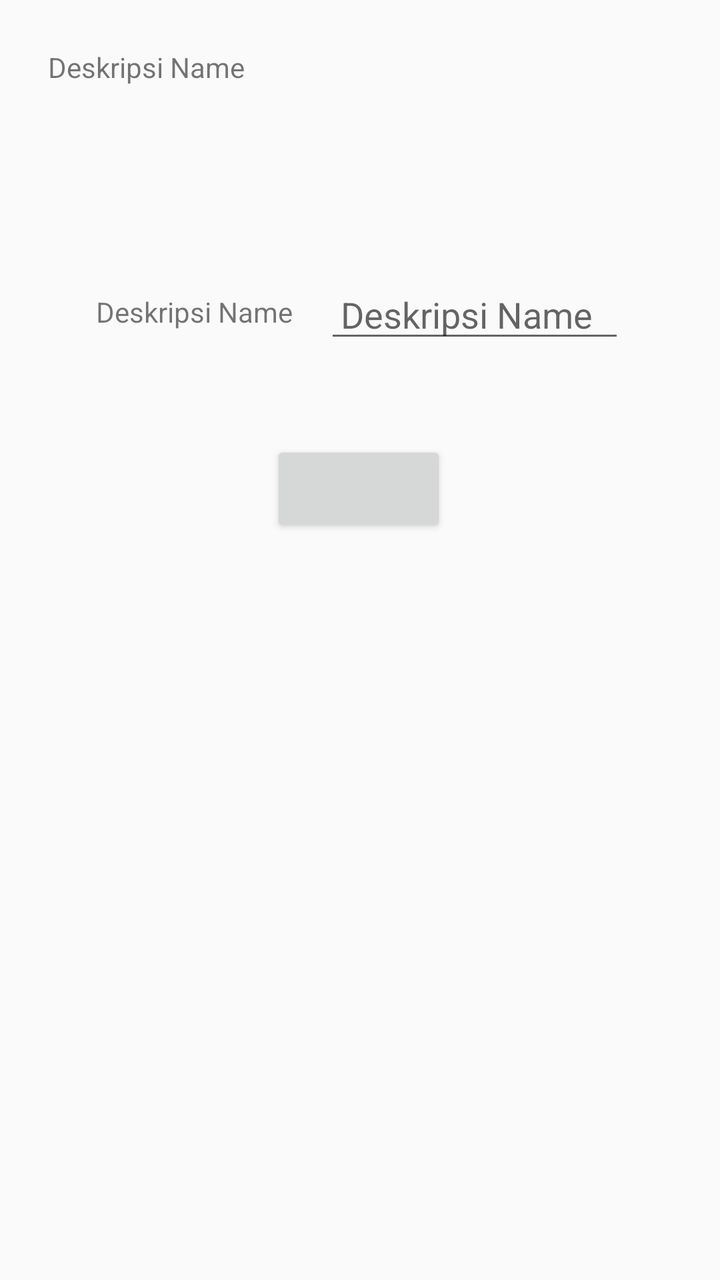
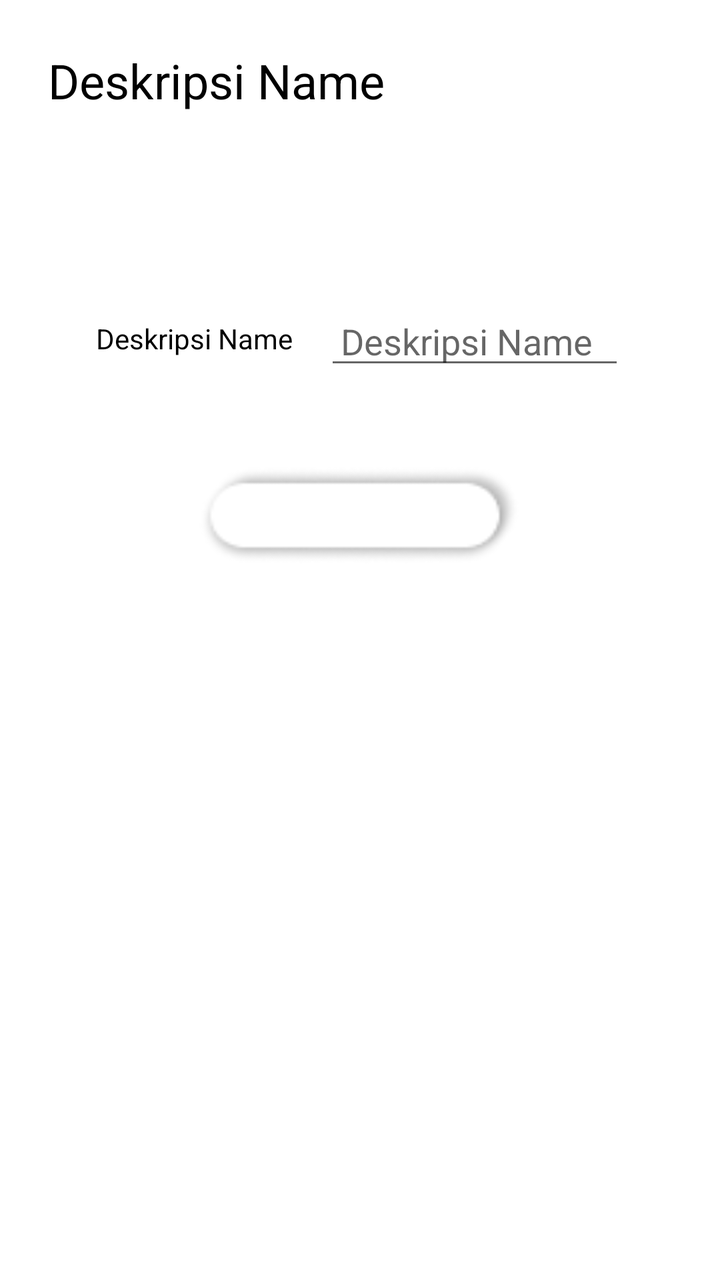

Before-and-after screenshots of an Android layout around one commit, followed by the original layout XML and the change that was made.
<!-- AndroidManifest.xml: application theme AppTheme -->
<!-- res/layout/activity_tambah_edit_deskripsi.xml -->
<?xml version="1.0" encoding="utf-8"?>
<ScrollView xmlns:android="http://schemas.android.com/apk/res/android"
    xmlns:app="http://schemas.android.com/apk/res-auto"
    xmlns:tools="http://schemas.android.com/tools"
    android:layout_width="match_parent"
    android:layout_height="match_parent"
    tools:context=".activities.deskripsi.TambahEditDeskripsi">
    <androidx.constraintlayout.widget.ConstraintLayout
        android:layout_width="match_parent"
        android:layout_height="wrap_content">

        <TextView
            android:id="@+id/modeDeskripsi"
            android:layout_width="wrap_content"
            android:layout_height="wrap_content"
            android:layout_marginStart="24dp"
            android:layout_marginLeft="24dp"
            android:layout_marginTop="24dp"
            android:text="Deskripsi Name"
            app:layout_constraintStart_toStartOf="parent"
            app:layout_constraintTop_toTopOf="parent" />

        <GridLayout
            android:id="@+id/gridLayout"
            android:layout_width="wrap_content"
            android:layout_height="wrap_content"
            android:layout_gravity="center"
            android:layout_marginTop="92dp"
            android:columnCount="2"
            android:rowCount="2"
            app:layout_constraintEnd_toEndOf="parent"
            app:layout_constraintStart_toStartOf="parent"
            app:layout_constraintTop_toBottomOf="@+id/modeDeskripsi">

            <TextView
                android:id="@+id/textViewDeskripsi"
                android:layout_width="wrap_content"
                android:layout_height="wrap_content"
                android:layout_row="0"
                android:layout_column="0"
                android:layout_gravity="center"
                android:paddingLeft="8dp"
                android:paddingRight="8dp"
                android:text="Deskripsi Name" />

            <EditText
                android:id="@+id/editTextTambahEditDeskripsi"
                android:layout_width="150dp"
                android:layout_height="wrap_content"
                android:layout_row="0"
                android:layout_column="1"
                android:layout_gravity="center"
                android:layout_marginLeft="8dp"
                android:layout_marginRight="8dp"
                android:ems="10"
                android:hint="Deskripsi Name"
                android:imeOptions="flagNoExtractUi"
                android:inputType="textPersonName"
                android:paddingLeft="8dp"
                android:paddingRight="8dp" />

        </GridLayout>

        <Button
            android:id="@+id/buttonTambahEditDeskripsi"
            android:layout_width="wrap_content"
            android:layout_height="wrap_content"
            android:layout_marginTop="44dp"
            android:layout_marginBottom="8dp"
            app:layout_constraintBottom_toBottomOf="parent"
            app:layout_constraintEnd_toEndOf="@+id/gridLayout"
            app:layout_constraintHorizontal_bias="0.495"
            app:layout_constraintStart_toStartOf="@+id/gridLayout"
            app:layout_constraintTop_toBottomOf="@+id/gridLayout" />
    </androidx.constraintlayout.widget.ConstraintLayout>
</ScrollView>
<!-- resources referenced by this layout -->
<resources>
  <style name="AppTheme" parent="Theme.AppCompat.Light.NoActionBar">
          
          <item name="colorPrimary">#F7AA35</item>
          <item name="colorPrimaryDark">#F7AA35</item>
          <item name="colorAccent">#F7AA35</item>
  
          
          <item name="android:popupMenuStyle">@style/PopupMenu</item>
          
  
      </style>
  <style name="PopupMenu" parent="@android:style/Widget.Holo.ListPopupWindow">
          <item name="android:popupBackground">@drawable/border</item>
          <item name="android:itemPadding">1dp</item>
      </style>
  <!-- drawable border (drawable-v24) -->
  <?xml version="1.0" encoding="utf-8"?>
  <layer-list xmlns:android="http://schemas.android.com/apk/res/android">
      
      
      <item>
          <shape>
              <padding
  
                      android:bottom="2dp"/>
  
              <solid android:color="#C3BABA" />
  
              <corners android:radius="12dp" />
          </shape>
      </item>
  
      
     
  </layer-list>
</resources>

<!-- the commit's change to res/layout/activity_tambah_edit_deskripsi.xml (unified diff, before → after) -->
@@ -1,22 +1,61 @@
 <?xml version="1.0" encoding="utf-8"?>
+
 <ScrollView xmlns:android="http://schemas.android.com/apk/res/android"
     xmlns:app="http://schemas.android.com/apk/res-auto"
     xmlns:tools="http://schemas.android.com/tools"
     android:layout_width="match_parent"
     android:layout_height="match_parent"
+    android:background="#FFFFFF"
     tools:context=".activities.deskripsi.TambahEditDeskripsi">
+
     <androidx.constraintlayout.widget.ConstraintLayout
         android:layout_width="match_parent"
         android:layout_height="wrap_content">
+
+        <androidx.constraintlayout.widget.ConstraintLayout
+            android:id="@+id/progressBarAddDeskripsi"
+            android:layout_width="0dp"
+            android:layout_height="0dp"
+            android:background="#A84A4A4A"
+            android:elevation="5dp"
+            android:visibility="gone"
+            app:layout_constraintBottom_toBottomOf="parent"
+            app:layout_constraintEnd_toEndOf="parent"
+            app:layout_constraintStart_toStartOf="parent"
+            app:layout_constraintTop_toTopOf="parent">
+
+            <ProgressBar
+                android:id="@+id/progressBar4"
+                style="?android:attr/progressBarStyle"
+                android:layout_width="100dp"
+                android:layout_height="100dp"
+                app:layout_constraintBottom_toBottomOf="parent"
+                app:layout_constraintEnd_toEndOf="parent"
+                app:layout_constraintStart_toStartOf="parent"
+                app:layout_constraintTop_toTopOf="parent" />
+
+            <TextView
+                android:id="@+id/textView54"
+                android:layout_width="wrap_content"
+                android:layout_height="wrap_content"
+                android:layout_marginTop="24dp"
+                android:text="Now Loading..."
+                android:textColor="#E1E1E1"
+                android:textSize="24sp"
+                app:layout_constraintEnd_toEndOf="@+id/progressBar4"
+                app:layout_constraintStart_toStartOf="@+id/progressBar4"
+                app:layout_constraintTop_toBottomOf="@+id/progressBar4" />
+        </androidx.constraintlayout.widget.ConstraintLayout>
 
         <TextView
             android:id="@+id/modeDeskripsi"
             android:layout_width="wrap_content"
             android:layout_height="wrap_content"
             android:layout_marginStart="24dp"
-            android:layout_marginLeft="24dp"
             android:layout_marginTop="24dp"
             android:text="Deskripsi Name"
+            android:textColor="#000000"
+            android:textSize="24sp"
             app:layout_constraintStart_toStartOf="parent"
             app:layout_constraintTop_toTopOf="parent" />
 
@@ -41,7 +80,8 @@
                 android:layout_gravity="center"
                 android:paddingLeft="8dp"
                 android:paddingRight="8dp"
-                android:text="Deskripsi Name" />
+                android:text="Deskripsi Name"
+                android:textColor="#000000" />
 
             <EditText
                 android:id="@+id/editTextTambahEditDeskripsi"
@@ -57,16 +97,19 @@
                 android:imeOptions="flagNoExtractUi"
                 android:inputType="textPersonName"
                 android:paddingLeft="8dp"
-                android:paddingRight="8dp" />
+                android:paddingRight="8dp"
+                android:textColor="#000000" />
 
         </GridLayout>
 
         <Button
             android:id="@+id/buttonTambahEditDeskripsi"
-            android:layout_width="wrap_content"
+            android:layout_width="160dp"
             android:layout_height="wrap_content"
             android:layout_marginTop="44dp"
             android:layout_marginBottom="8dp"
+            android:background="@drawable/button_white"
+            android:textColor="#000000"
             app:layout_constraintBottom_toBottomOf="parent"
             app:layout_constraintEnd_toEndOf="@+id/gridLayout"
             app:layout_constraintHorizontal_bias="0.495"
<!-- resource entries referenced after the edit -->
@@ -1,5 +1,6 @@
 <!-- resources referenced by this layout -->
 <resources>
+  <!-- drawable button_white: png bitmap (drawable, 2496 bytes) -->
   <style name="AppTheme" parent="Theme.AppCompat.Light.NoActionBar">
           
           <item name="colorPrimary">#F7AA35</item>
@@ -12,28 +13,68 @@
   
       </style>
   <style name="PopupMenu" parent="@android:style/Widget.Holo.ListPopupWindow">
-          <item name="android:popupBackground">@drawable/border</item>
+          <item name="android:popupBackground">@drawable/border4</item>
           <item name="android:itemPadding">1dp</item>
       </style>
-  <!-- drawable border (drawable-v24) -->
+  <!-- drawable border4 (drawable) -->
   <?xml version="1.0" encoding="utf-8"?>
+  
   <layer-list xmlns:android="http://schemas.android.com/apk/res/android">
-      
-      
+      <item>
+          <shape>
+              <padding
+                  android:bottom="2dp"/>
+  
+              <solid android:color="#C3BABA" />
+  
+              <corners android:radius="8dp" />
+          </shape>
+      </item>
+       <item>
+          <shape>
+              <padding
+                      android:bottom="2dp"
+                      android:left="2dp"
+                      android:right="2dp"
+                      android:top="2dp" />
+  
+              <solid android:color="#F7AA35" />
+  
+              <corners android:radius="8dp" />
+          </shape>
+      </item>
+      <item>
+          <shape>
+              <padding
+                  android:bottom="2dp"
+                  android:left="2dp"
+                  android:right="2dp"
+                  android:top="2dp" />
+  
+              <solid android:color="#F7AA35" />
+  
+              <corners android:radius="8dp" />
+          </shape>
+      </item>
       <item>
           <shape>
               <padding
   
-                      android:bottom="2dp"/>
+                  android:bottom="2dp"/>
   
               <solid android:color="#C3BABA" />
   
-              <corners android:radius="12dp" />
+              <corners android:radius="8dp" />
+          </shape>
+      </item>
+      <item>
+          <shape>
+              <solid android:color="@android:color/white" />
+  
+              <corners android:radius="8dp" />
           </shape>
       </item>
   
-      
-     
   </layer-list>
 </resources>
 
